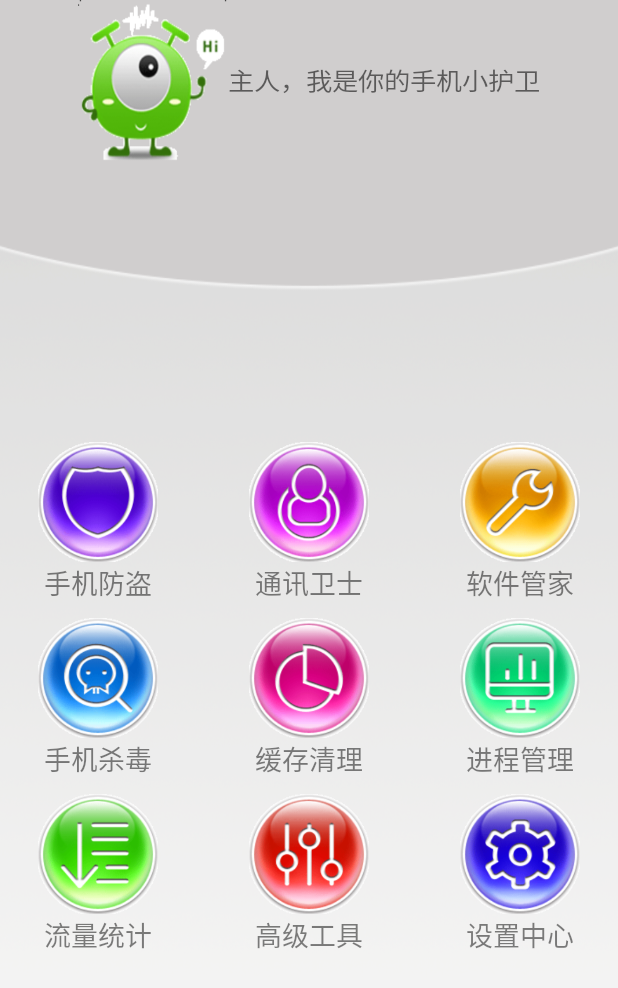
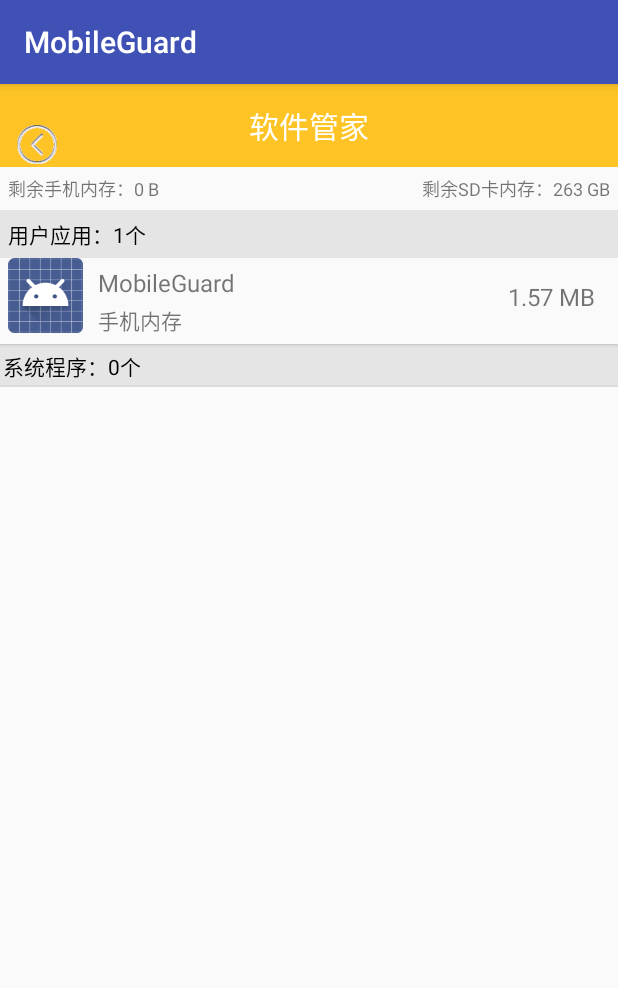
Before and after one commit to huangqunzhan013/MobileGuard, an Android app: the screen it shows after launch (HomeActivity before the commit, AppManagerActivity after it), after a tap on "软件管家", on a phone screen of 412 x 824 dp. Shown: the top 988 px of the screen. Run offline under Robolectric (Android 15) with nearby library versions, the phone set to English and light mode, and no system bars.

Commit message:
软件管家

```diff
--- a/app/src/main/AndroidManifest.xml
+++ b/app/src/main/AndroidManifest.xml
@@ -94,6 +94,11 @@
             </intent-filter>
         </receiver>
 
+        <activity android:name=".m4appmanager.AppManagerActivity">
+
+        </activity>
+
+
 
     </application>
 
--- a/app/src/main/java/cn/edu/gdmec/android/mobileguard/m1home/HomeActivity.java
+++ b/app/src/main/java/cn/edu/gdmec/android/mobileguard/m1home/HomeActivity.java
@@ -23,6 +23,7 @@
 import cn.edu.gdmec.android.mobileguard.m2theftguard.receiver.MyDeviceAdminReceiver;
 import cn.edu.gdmec.android.mobileguard.m2theftguard.utils.MD5Utils;
 import cn.edu.gdmec.android.mobileguard.m3communicationguard.SecurityPhoneActivity;
+import cn.edu.gdmec.android.mobileguard.m4appmanager.AppManagerActivity;
 
 
 public class HomeActivity extends AppCompatActivity {
@@ -57,6 +58,10 @@
                         break;
                     case 1:
                         startActivity(SecurityPhoneActivity.class);
+                        break;
+                    case 2:
+                        startActivity(AppManagerActivity.class);
+                        break;
 
                 }
             }
--- /dev/null
+++ b/app/src/main/java/cn/edu/gdmec/android/mobileguard/m4appmanager/AppManagerActivity.java
@@ -0,0 +1,180 @@
+package cn.edu.gdmec.android.mobileguard.m4appmanager;
+
+import android.content.BroadcastReceiver;
+import android.content.Context;
+import android.content.Intent;
+import android.content.IntentFilter;
+import android.os.Bundle;
+import android.os.Environment;
+import android.os.Handler;
+import android.os.Message;
+import android.support.annotation.Nullable;
+import android.support.v7.app.AppCompatActivity;
+import android.text.format.Formatter;
+import android.view.View;
+import android.widget.AbsListView;
+import android.widget.AdapterView;
+import android.widget.ImageView;
+import android.widget.ListView;
+import android.widget.TextView;
+
+import java.util.ArrayList;
+import java.util.List;
+
+import cn.edu.gdmec.android.mobileguard.R;
+import cn.edu.gdmec.android.mobileguard.m4appmanager.adapter.AppManagerAdapter;
+import cn.edu.gdmec.android.mobileguard.m4appmanager.entity.AppInfo;
+import cn.edu.gdmec.android.mobileguard.m4appmanager.utils.AppInfoParser;
+
+/**
+ * Created by Lenovo on 2017/11/11.
+ */
+
+public class AppManagerActivity extends AppCompatActivity implements View.OnClickListener{
+    //手机剩余内存
+    private TextView mPhoneMemoryTV;
+    private TextView mSDMemoryTV;
+    private ListView mListView;
+    private List<AppInfo> appInfos;
+    private List<AppInfo> userAppInfos = new ArrayList<AppInfo>();
+    private List<AppInfo> systemAppInfos = new ArrayList<AppInfo>();
+    private AppManagerAdapter adapter;
+    private TextView mAppNumTV;
+    private TextView mAppAboutTV;
+    private UninstallRececiver receciver;
+
+    private Handler mHandler = new Handler(){
+        @Override
+        public void handleMessage(Message msg) {
+            switch (msg.what){
+                case 10:
+                    if(adapter == null){
+                        adapter = new AppManagerAdapter(userAppInfos,systemAppInfos,AppManagerActivity.this);
+                    }
+                    mListView.setAdapter(adapter);
+                    adapter.notifyDataSetChanged();
+                    break;
+                case 15:
+                    adapter.notifyDataSetChanged();
+                    break;
+            }
+        }
+    };
+    private void initData(){
+        appInfos = new ArrayList<AppInfo>();
+        new Thread(){
+            public void run(){
+                appInfos.clear();
+                userAppInfos.clear();
+                systemAppInfos.clear();
+                appInfos.addAll(AppInfoParser.getAppInfos(AppManagerActivity.this));
+                for(AppInfo appInfo : appInfos){
+                    if(appInfo.isUserApp){
+                        userAppInfos.add(appInfo);
+                    }else{
+                        systemAppInfos.add(appInfo);
+                    }
+                }
+                mHandler.sendEmptyMessage(10);
+            };
+        }.start();
+    }
+    class UninstallRececiver extends BroadcastReceiver{
+        @Override
+        public void onReceive(Context context, Intent intent) {
+            initData();
+        }
+    }
+
+    protected void onCreate(Bundle savedInstanceState) {
+        super.onCreate(savedInstanceState);
+        setContentView(R.layout.activity_app_manager);
+        receciver = new UninstallRececiver();
+        IntentFilter intentFilter = new IntentFilter(Intent.ACTION_PACKAGE_REMOVED);
+        intentFilter.addDataScheme("package");
+        registerReceiver(receciver,intentFilter);
+        initView();
+    }
+    private void initView(){
+        findViewById(R.id.rl_titlebar).setBackgroundColor(getResources().getColor(R.color.bright_yellow));
+        ImageView mLeftImgv = (ImageView) findViewById(R.id.imgv_leftbtn);
+        ((TextView) findViewById(R.id.tv_title)).setText("软件管家");
+        mLeftImgv.setOnClickListener(this);
+        mLeftImgv.setImageResource(R.drawable.back);
+        mPhoneMemoryTV = (TextView) findViewById(R.id.tv_phonememory_appmanager);
+        mSDMemoryTV = (TextView) findViewById(R.id.tv_sdmemory_appmanager);
+        mAppNumTV = (TextView) findViewById(R.id.tv_appnumber);
+        mListView = (ListView) findViewById(R.id.lv_appmanager);
+        mAppAboutTV = (TextView) findViewById(R.id.tv_about_app);
+        getMemoryFromPhone();
+        initData();
+        initListener();
+    }
+
+    @Override
+    public void onClick(View v) {
+        switch (v.getId()){
+            case R.id.imgv_leftbtn:
+                finish();
+                break;
+        }
+    }
+    private void getMemoryFromPhone(){
+        long avail_sd = Environment.getExternalStorageDirectory().getFreeSpace();
+        long avail_rom = Environment.getDataDirectory().getFreeSpace();
+        String str_avail_sd = Formatter.formatFileSize(this,avail_sd);
+        String str_avail_rom = Formatter.formatFileSize(this,avail_rom);
+        mPhoneMemoryTV.setText("剩余手机内存：" + str_avail_rom);
+        mSDMemoryTV.setText("剩余SD卡内存："+str_avail_sd);
+    }
+    private void initListener(){
+        mListView.setOnItemClickListener(new AdapterView.OnItemClickListener() {
+            @Override
+            public void onItemClick(AdapterView<?> adapterView, View view,final int i, long l) {
+                if(adapter != null){
+                    new Thread(){
+                        public void run(){
+                            AppInfo mappInfo = (AppInfo) adapter.getItem(i);
+                            boolean flag = mappInfo.isSelected;
+                            for(AppInfo appInfo : userAppInfos){
+                                appInfo.isSelected = false;
+                            }
+                            for(AppInfo appInfo : systemAppInfos){
+                                appInfo.isSelected = false;
+                            }
+                            if(mappInfo != null){
+                                if(flag){
+                                    mappInfo.isSelected = false;
+                                }else{
+                                    mappInfo.isSelected = true;
+                                }
+                                mHandler.sendEmptyMessage(15);
+                            }
+                        };
+                    }.start();
+                }
+            }
+        });
+        mListView.setOnScrollListener(new AbsListView.OnScrollListener() {
+            @Override
+            public void onScrollStateChanged(AbsListView absListView, int i) {
+            }
+
+            @Override
+            public void onScroll(AbsListView absListView, int i, int i1, int i2) {
+                if(i >= userAppInfos.size() + 1){
+                    mAppNumTV.setText("系统应用："+systemAppInfos.size()+"个");
+                }else{
+                    mAppNumTV.setText("用户应用："+userAppInfos.size()+"个");
+                }
+            }
+        });
+    }
+
+    @Override
+    protected void onDestroy() {
+        unregisterReceiver(receciver);
+        receciver = null;
+        super.onDestroy();
+    }
+}
--- /dev/null
+++ b/app/src/main/java/cn/edu/gdmec/android/mobileguard/m4appmanager/adapter/AppManagerAdapter.java
@@ -0,0 +1,170 @@
+package cn.edu.gdmec.android.mobileguard.m4appmanager.adapter;
+
+import android.content.Context;
+import android.support.v4.content.ContextCompat;
+import android.support.v7.widget.RecyclerView;
+import android.text.format.Formatter;
+import android.view.View;
+import android.view.ViewGroup;
+import android.widget.BaseAdapter;
+import android.widget.ImageView;
+import android.widget.LinearLayout;
+import android.widget.TextView;
+import android.widget.Toast;
+
+import java.util.List;
+
+import cn.edu.gdmec.android.mobileguard.R;
+import cn.edu.gdmec.android.mobileguard.m4appmanager.entity.AppInfo;
+import cn.edu.gdmec.android.mobileguard.m4appmanager.utils.DensityUtil;
+import cn.edu.gdmec.android.mobileguard.m4appmanager.utils.EngineUtils;
+
+/**
+ * Created by Lenovo on 2017/11/10.
+ */
+
+public class AppManagerAdapter extends BaseAdapter{
+    private List<AppInfo> UserAppInfos;
+    private List<AppInfo> SystemAppInfos;
+    private Context context;
+
+    public AppManagerAdapter(List<AppInfo> userAppInfos,List<AppInfo> systemAppInfos,Context context){
+        super();
+        UserAppInfos = userAppInfos;
+        SystemAppInfos = systemAppInfos;
+        this.context = context;
+    }
+    @Override
+    public int getCount() {
+        return UserAppInfos.size() + SystemAppInfos.size() + 2;
+    }
+
+    @Override
+    public Object getItem(int i) {
+        if(i == 0) {
+            return null;
+        }else if(i == (UserAppInfos.size() + 1)){
+            return null;
+        }
+        AppInfo appInfo;
+        if(i < (UserAppInfos.size() +1)){
+            appInfo = UserAppInfos.get(i-1);
+        }else{
+            int location = i - UserAppInfos.size() - 2;
+            appInfo = SystemAppInfos.get(location);
+        }
+        return appInfo;
+    }
+
+    @Override
+    public long getItemId(int i) {
+        return 0;
+    }
+
+    @Override
+    public View getView(int i, View view, ViewGroup viewGroup) {
+        if(i == 0){
+            TextView tv = getTextView();
+            tv.setText("用户程序：" + UserAppInfos.size() + "个");
+            return tv;
+        }else if(i == (UserAppInfos.size() +1)){
+            TextView tv = getTextView();
+            tv.setText("系统程序：" + SystemAppInfos.size() + "个");
+            return tv;
+        }
+        AppInfo appInfo;
+        if(i < (UserAppInfos.size() + 1)){
+            appInfo = UserAppInfos.get(i-1);
+        }else{
+            appInfo = SystemAppInfos.get(i - UserAppInfos.size() - 2);
+        }
+        ViewHolder viewHolder = null;
+        if(view != null & view instanceof LinearLayout){
+            viewHolder = (ViewHolder) view.getTag();
+        }else{
+            viewHolder = new ViewHolder();
+            view = View.inflate(context, R.layout.item_appmanager_list,null);
+            viewHolder.mAppIconImgv = (ImageView) view.findViewById(R.id.imgv_appicon);
+            viewHolder.mAppLocationTV = (TextView) view.findViewById(R.id.tv_appisroom);
+            viewHolder.mAppSizeTV = (TextView) view.findViewById(R.id.tv_appsize);
+            viewHolder.mAppNameTV = (TextView) view.findViewById(R.id.tv_appname);
+            viewHolder.mLuanchAppTV = (TextView) view.findViewById(R.id.tv_launch_app);
+            viewHolder.mSettingAppTV = (TextView) view.findViewById(R.id.tv_setting_app);
+            viewHolder.mShareAppTV = (TextView) view.findViewById(R.id.tv_share_app);
+            viewHolder.mUninstallTV = (TextView) view.findViewById(R.id.tv_uninstall_app);
+            viewHolder.mAppOptionLL = (LinearLayout) view.findViewById(R.id.ll_option_app);
+            viewHolder.mAppAboutTV = (TextView) view.findViewById(R.id.tv_about_app);
+            view.setTag(viewHolder);
+        }
+        if(appInfo != null){
+            viewHolder.mAppLocationTV.setText(appInfo.getAppLocation(appInfo.isInRoom));
+            viewHolder.mAppIconImgv.setImageDrawable(appInfo.icon);
+            viewHolder.mAppSizeTV.setText(Formatter.formatFileSize(context,appInfo.appSize));
+            viewHolder.mAppNameTV.setText(appInfo.appName);
+            if(appInfo.isSelected){
+                viewHolder.mAppOptionLL.setVisibility(View.VISIBLE);
+            }else{
+                viewHolder.mAppOptionLL.setVisibility(View.GONE);
+            }
+        }
+        MyClickListener listener = new MyClickListener(appInfo);
+        viewHolder.mLuanchAppTV.setOnClickListener(listener);
+        viewHolder.mSettingAppTV.setOnClickListener(listener);
+        viewHolder.mShareAppTV.setOnClickListener(listener);
+        viewHolder.mUninstallTV.setOnClickListener(listener);
+        viewHolder.mAppAboutTV.setOnClickListener(listener);
+
+        return view;
+    }
+    private TextView getTextView(){
+        TextView tv = new TextView(context);
+        tv.setBackgroundColor(ContextCompat.getColor(context,R.color.graye5));
+        tv.setPadding(DensityUtil.dip2px(context,5),DensityUtil.dip2px(context,5),DensityUtil.dip2px(context,5),DensityUtil.dip2px(context,5));
+        tv.setTextColor(ContextCompat.getColor(context,R.color.black));
+        return tv;
+    }
+    static class ViewHolder{
+        TextView mLuanchAppTV;
+        TextView mUninstallTV;
+        TextView mShareAppTV;
+        TextView mSettingAppTV;
+        ImageView mAppIconImgv;
+        TextView mAppLocationTV;
+        TextView mAppSizeTV;
+        TextView mAppNameTV;
+        LinearLayout mAppOptionLL;
+        TextView mAppAboutTV;
+    }
+    class MyClickListener implements View.OnClickListener{
+        private AppInfo appInfo;
+        public MyClickListener(AppInfo appInfo){
+            super();
+            this.appInfo = appInfo;
+        }
+
+        @Override
+        public void onClick(View v) {
+            switch (v.getId()){
+                case R.id.tv_launch_app:
+                    EngineUtils.startApplication(context,appInfo);
+                    break;
+                case R.id.tv_share_app:
+                    EngineUtils.shareApplication(context,appInfo);
+                    break;
+                case R.id.tv_setting_app:
+                    EngineUtils.SettingAppDetail(context,appInfo);
+                    break;
+                case R.id.tv_uninstall_app:
+                    if(appInfo.packageName.equals(context.getPackageName())){
+                        Toast.makeText(context,"您没有权限卸载此应用！",Toast.LENGTH_SHORT).show();
+                        return;
+                    }
+                    EngineUtils.uninstallApplication(context,appInfo);
+                    break;
+                case R.id.tv_about_app:
+                    EngineUtils.aboutApplication(context,appInfo);
+            }
+        }
+    }
+
+}
--- /dev/null
+++ b/app/src/main/java/cn/edu/gdmec/android/mobileguard/m4appmanager/entity/AppInfo.java
@@ -0,0 +1,30 @@
+package cn.edu.gdmec.android.mobileguard.m4appmanager.entity;
+
+import android.graphics.drawable.Drawable;
+
+/**
+ * Created by Lenovo on 2017/11/10.
+ */
+
+public class AppInfo {
+    public String packageName;
+    public Drawable icon;
+    public String appName;
+    public String apkPath;
+    public long appSize;
+    public boolean isInRoom;
+    public boolean isUserApp;
+    public boolean isSelected=false;
+    public String version;
+    public String installTime;
+    public String signature;
+    public String permissions;
+
+    public String getAppLocation(boolean isInRoom){
+        if(isInRoom){
+            return "手机内存";
+        }else {
+            return "外部存储";
+        }
+    }
+}
--- /dev/null
+++ b/app/src/main/java/cn/edu/gdmec/android/mobileguard/m4appmanager/utils/AppInfoParser.java
@@ -0,0 +1,97 @@
+package cn.edu.gdmec.android.mobileguard.m4appmanager.utils;
+
+import android.app.backup.BackupDataInputStream;
+import android.content.Context;
+import android.content.pm.ApplicationInfo;
+import android.content.pm.PackageInfo;
+import android.content.pm.PackageManager;
+import android.content.pm.Signature;
+import android.graphics.drawable.Drawable;
+
+import java.io.ByteArrayInputStream;
+import java.io.File;
+import java.nio.channels.SelectionKey;
+import java.security.cert.CertificateFactory;
+import java.security.cert.X509Certificate;
+import java.util.ArrayList;
+import java.util.Date;
+import java.util.List;
+
+import cn.edu.gdmec.android.mobileguard.m4appmanager.entity.AppInfo;
+
+/**
+ * Created by Lenovo on 2017/11/10.
+ */
+
+public class AppInfoParser {
+//    获取手机里面的所有的应用程序
+    public static List<AppInfo> getAppInfos(Context context){
+        //获取包管理器
+        PackageManager pm=context.getPackageManager();
+        //返回1个list，包含所有程序包括系统程序
+        List<PackageInfo> packInfos=pm.getInstalledPackages(0);
+        List<AppInfo> appinfos=new ArrayList<AppInfo>();
+        for (PackageInfo packInfo:packInfos){
+            AppInfo appinfo=new AppInfo();
+            String packname=packInfo.packageName;
+            appinfo.packageName=packname;
+            Drawable icon=packInfo.applicationInfo.loadIcon(pm);
+            appinfo.icon=icon;
+            String appname=packInfo.applicationInfo.loadLabel(pm).toString();
+            appinfo.appName=appname;
+            //应用程序apk包的路径
+            String apkpath=packInfo.applicationInfo.sourceDir;
+            appinfo.apkPath=apkpath;
+            File file=new File(apkpath);
+            long appSize=file.length();
+            appinfo.appSize=appSize;
+
+            String version=packInfo.versionName;
+            appinfo.version=version;
+            appinfo.installTime=new Date(packInfo.firstInstallTime).toLocaleString();
+            try {
+                PackageInfo packinfo=pm.getPackageInfo(packname,PackageManager.GET_SIGNATURES);
+                byte[] signs=packinfo.signatures[0].toByteArray();
+                CertificateFactory cf=CertificateFactory.getInstance("X509");
+                X509Certificate certificate=(X509Certificate)cf.generateCertificate(new ByteArrayInputStream(signs));
+                if (certificate!=null){
+                    appinfo.signature=certificate.getIssuerDN().toString();
+                }
+            } catch (Exception e) {
+                e.printStackTrace();
+            }
+            PackageInfo packageInfo1=null;
+            try {
+                packageInfo1=pm.getPackageInfo(packname,PackageManager.GET_PERMISSIONS);
+                if (packageInfo1.requestedPermissions!=null){
+                    for (String pio : packageInfo1.requestedPermissions){
+                        appinfo.permissions=appinfo.permissions+pio+"\n";
+                    }
+                }
+            } catch (PackageManager.NameNotFoundException e) {
+                e.printStackTrace();
+            }
+
+            //应用程序安装的位置
+            int flags=packInfo.applicationInfo.flags;
+            //表示安装在SD卡上的应用程序
+            if((ApplicationInfo.FLAG_EXTERNAL_STORAGE & flags)!=0){
+                appinfo.isInRoom=false;
+            }else {
+                //手机内存
+                appinfo.isInRoom=true;
+            }
+            //表示系统程序
+            if ((ApplicationInfo.FLAG_SYSTEM & flags)!=0){
+                appinfo.isUserApp=false;
+            }else {
+                //用户应用
+                appinfo.isUserApp=true;
+            }
+            appinfos.add(appinfo);
+            appinfo=null;
+
+        }
+        return appinfos;
+    }
+}
--- /dev/null
+++ b/app/src/main/res/layout/activity_app_manager.xml
@@ -0,0 +1,38 @@
+<?xml version="1.0" encoding="utf-8"?>
+<LinearLayout xmlns:android="http://schemas.android.com/apk/res/android"
+    android:orientation="vertical"
+    android:layout_width="match_parent"
+    android:layout_height="match_parent">
+
+    <include layout="@layout/titlebar"/>
+    <RelativeLayout
+        android:layout_width="match_parent"
+        android:layout_height="wrap_content"
+        android:layout_margin="5dp">
+        <TextView
+            android:id="@+id/tv_phonememory_appmanager"
+            style="@style/textview12sp"
+            android:layout_alignParentLeft="true" />
+        <TextView
+            android:id="@+id/tv_sdmemory_appmanager"
+            style="@style/textview12sp"
+            android:layout_alignParentRight="true"/>
+    </RelativeLayout>
+    <FrameLayout
+        android:layout_width="match_parent"
+        android:layout_height="match_parent">
+        <ListView
+            android:id="@+id/lv_appmanager"
+            android:layout_width="match_parent"
+            android:layout_height="match_parent"
+            android:listSelector="@color/transparent"/>
+        <TextView
+            android:id="@+id/tv_appnumber"
+            android:layout_width="match_parent"
+            android:layout_height="wrap_content"
+            android:padding="5dp"
+            android:textColor="@color/black"
+            android:background="@color/graye5"/>
+    </FrameLayout>
+
+</LinearLayout>
--- /dev/null
+++ b/app/src/main/res/layout/item_appmanager_list.xml
@@ -0,0 +1,90 @@
+<?xml version="1.0" encoding="utf-8"?>
+<LinearLayout xmlns:android="http://schemas.android.com/apk/res/android"
+    android:orientation="vertical"
+    android:layout_width="match_parent"
+    android:layout_height="match_parent">
+    <RelativeLayout
+        android:layout_width="match_parent"
+        android:layout_height="wrap_content"
+        android:layout_margin="5dp">
+        <ImageView
+            android:id="@+id/imgv_appicon"
+            android:layout_width="50dp"
+            android:layout_height="50dp" />
+        <TextView
+            android:id="@+id/tv_appsize"
+            style="@style/textview16sp"
+            android:layout_marginRight="10dp"
+            android:layout_alignParentRight="true"
+            android:layout_centerVertical="true"/>
+        <TextView
+            android:id="@+id/tv_appname"
+            style="@style/textview16sp"
+            android:layout_toRightOf="@+id/imgv_appicon"
+            android:layout_marginLeft="10dp"
+            android:layout_marginTop="5dp"/>
+        <TextView
+            android:id="@+id/tv_appisroom"
+            style="@style/textview14sp"
+            android:layout_marginTop="3dp"
+            android:layout_alignLeft="@+id/tv_appname"
+            android:layout_toRightOf="@+id/imgv_appicon"
+            android:layout_below="@+id/tv_appname" />
+    </RelativeLayout>
+    <View
+        android:layout_width="match_parent"
+        android:layout_height="1px"
+        android:background="@color/black30"/>
+    <LinearLayout
+        android:id="@+id/ll_option_app"
+        android:layout_width="match_parent"
+        android:layout_height="wrap_content"
+        android:orientation="horizontal"
+        android:layout_marginTop="3dp"
+        android:visibility="visible">
+        <TextView
+            android:id="@+id/tv_launch_app"
+            style="@style/tvyellow14sp"
+            android:drawableTop="@drawable/phoneicon_yellow_n"
+            android:text="启动"/>
+        <View
+            android:layout_width="1px"
+            android:layout_height="match_parent"
+            android:background="@color/black30"/>
+        <TextView
+            android:id="@+id/tv_uninstall_app"
+            style="@style/tvyellow14sp"
+            android:drawableTop="@drawable/deleteicon_yellow_n"
+            android:text="卸载"/>
+        <View
+            android:layout_width="1px"
+            android:layout_height="match_parent"
+            android:background="@color/black30"/>
+        <TextView
+            android:id="@+id/tv_share_app"
+            style="@style/tvyellow14sp"
+            android:text="分享"
+            android:drawableTop="@drawable/shareicon_yellow_n" />
+        <View
+            android:layout_width="1px"
+            android:layout_height="match_parent"
+            android:background="@color/black30"/>
+        <TextView
+            android:id="@+id/tv_setting_app"
+            style="@style/tvyellow14sp"
+            android:text="设置"
+            android:drawableTop="@drawable/settingicon_yellow_n"/>
+        <View
+            android:layout_width="1px"
+            android:layout_height="match_parent"
+            android:background="@color/black30"/>
+        <TextView
+           android:id="@+id/tv_about_app"
+            style="@style/tvyellow14sp"
+            android:text="关于"
+            android:drawableTop="@drawable/abouticon_yellow_n"/>
+
+
+    </LinearLayout>
+
+</LinearLayout>
--- a/app/src/main/res/values/colors.xml
+++ b/app/src/main/res/values/colors.xml
@@ -8,4 +8,10 @@
     <!--手机通讯-->
     <color name="bright_purple">#C218D9</color>
     <color name="light_gary">#D1D0CE</color>
+    <!--软件管家-->
+    <color name="black30">#30000000</color>
+    <color name="black">#000000</color>
+    <color name="graye5">#E5E5E5</color>
+    <color name="bright_yellow">#FEC425</color>
+    <color name="transparent">#00000000</color>
 </resources>
--- a/app/src/main/res/values/styles.xml
+++ b/app/src/main/res/values/styles.xml
@@ -28,7 +28,22 @@
         <item name="android:textSize">14sp</item>
         <item name="android:gravity">center_vertical</item>
     </style>
-
+<!--软件管家-->
+    <style name="zero_widthwrapcontent">
+        <item name="android:layout_width">0dp</item>
+        <item name="android:layout_height">wrap_content</item>
+        <item name="android:layout_weight">1</item>
+    </style>
+    <style name="tvyellow14sp" parent="zero_widthwrapcontent">
+        <item name="android:textSize">14sp</item>
+        <item name="android:drawablePadding">3dp</item>
+        <item name="android:gravity">center</item>
+        <item name="android:textColor">@color/bright_yellow</item>
+    </style>
+    <style name="textview12sp" parent="wrapcontent">
+        <item name="android:textSize">12sp</item>
+        <item name="android:gravity">center_vertical</item>
+    </style>
     <style name="AppTheme.NoActionBar">
         <item name="windowActionBar">false</item>
         <item name="windowNoTitle">true</item>
```
Also changed, not shown: app/src/main/java/cn/edu/gdmec/android/mobileguard/m4appmanager/utils/DensityUtil.java (added, +30 -0 lines), app/src/main/java/cn/edu/gdmec/android/mobileguard/m4appmanager/utils/EngineUtils.java (added, +72 -0 lines), app/src/main/res/drawable/abouticon_yellow_n.png (added), app/src/main/res/drawable/deleteicon_yellow_n.png (added), app/src/main/res/drawable/phoneicon_yellow_n.png (added), app/src/main/res/drawable/settingicon_yellow_n.png (added), app/src/main/res/drawable/shareicon_yellow_n.png (added), 1 other file.
